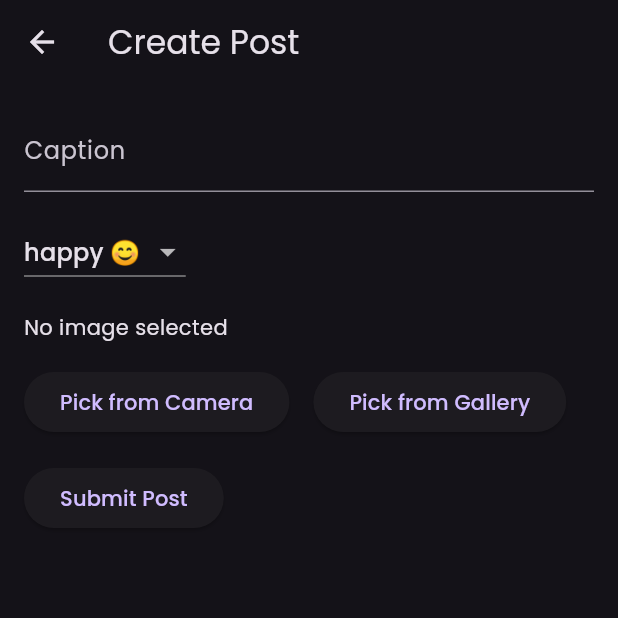
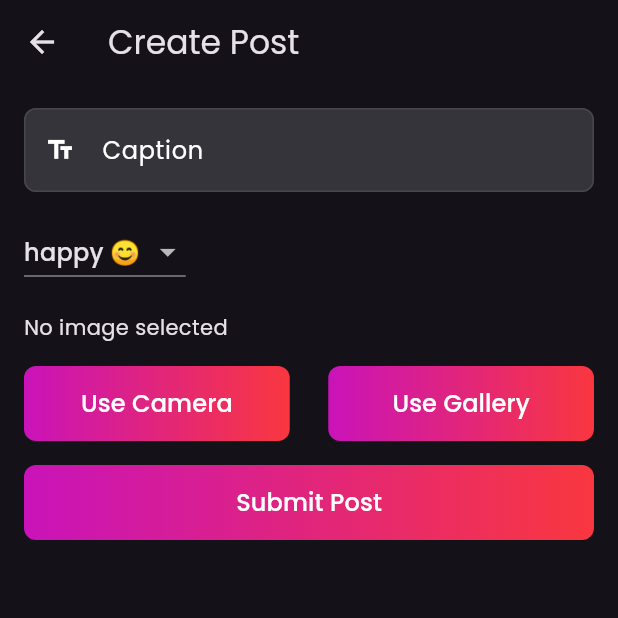
Before and after one commit to HGSChandeepa/Socially, a Flutter app: the CreateScreen screen opened directly, on a phone screen of 412 x 824 dp, the top half of it. Run offline on Flutter 3.47's test engine with Material 3 defaults, Android fonts, the phone set to English and light mode, and no system bars; our stand-ins replace cloud_firestore, firebase_auth, firebase_core, firebase_storage, go_router, google_fonts and 3 more; accounts and stored records are empty.

```diff
--- a/lib/main.dart
+++ b/lib/main.dart
@@ -25,7 +25,7 @@ class MyApp extends StatelessWidget {
         brightness: Brightness.dark,
         bottomNavigationBarTheme: const BottomNavigationBarThemeData(
           backgroundColor: Colors.transparent,
-          selectedItemColor: mainYellowColor,
+          selectedItemColor: mainOrangeColor,
           unselectedItemColor: mainWhiteColor,
         ),
       ),
--- a/lib/views/auth_views/login_screen.dart
+++ b/lib/views/auth_views/login_screen.dart
@@ -116,6 +116,7 @@ class LoginScreen extends StatelessWidget {
                     const SizedBox(height: 24),
                     ReusableButton(
                       text: 'Log in',
+                      width: MediaQuery.of(context).size.width,
                       onPressed: () async {
                         if (_formKey.currentState?.validate() ?? false) {
                           await _signInWithEmailAndPassword(context);
@@ -135,6 +136,7 @@ class LoginScreen extends StatelessWidget {
                     // Google Sign-In Button
                     ReusableButton(
                       text: 'Sign in with Google',
+                      width: MediaQuery.of(context).size.width,
                       onPressed: () => _signInWithGoogle(context),
                     ),
                     const SizedBox(height: 16),
--- a/lib/views/auth_views/register_screen.dart
+++ b/lib/views/auth_views/register_screen.dart
@@ -205,6 +205,7 @@ class _RegisterScreenState extends State<RegisterScreen> {
                       const SizedBox(height: 16),
                       ReusableButton(
                         text: 'Sign Up',
+                        width: MediaQuery.of(context).size.width,
                         onPressed: () async {
                           if (_formKey.currentState?.validate() ?? false) {
                             await _createUser(context);
--- a/lib/views/main_views/create_screen.dart
+++ b/lib/views/main_views/create_screen.dart
@@ -2,10 +2,11 @@ import 'dart:io';
 import 'package:firebase_auth/firebase_auth.dart';
 import 'package:flutter/material.dart';
 import 'package:image_picker/image_picker.dart';
-import 'package:socially/models/user_model.dart';
 import 'package:socially/services/feed/feed_service.dart';
 import 'package:socially/services/users/user_service.dart';
 import 'package:socially/utils/util_functions/mood.dart';
+import 'package:socially/widgets/reusable/custom_button.dart';
+import 'package:socially/widgets/reusable/custom_input.dart';
 
 class CreateScreen extends StatefulWidget {
   @override
@@ -92,11 +93,11 @@ class _CreateScreenState extends State<CreateScreen> {
             child: Column(
               crossAxisAlignment: CrossAxisAlignment.start,
               children: [
-                TextFormField(
+                ReusableInput(
                   controller: _captionController,
-                  decoration: const InputDecoration(
-                    labelText: 'Caption',
-                  ),
+                  labelText: 'Caption',
+                  icon: Icons.text_fields,
+                  obscureText: false,
                   validator: (value) {
                     if (value == null || value.isEmpty) {
                       return 'Please enter a caption';
@@ -133,22 +134,26 @@ class _CreateScreenState extends State<CreateScreen> {
                     : const Text('No image selected'),
                 const SizedBox(height: 16),
                 Row(
+                  mainAxisAlignment: MainAxisAlignment.spaceBetween,
                   children: [
-                    ElevatedButton(
+                    ReusableButton(
+                      text: 'Use Camera',
                       onPressed: () => _pickImage(ImageSource.camera),
-                      child: const Text('Pick from Camera'),
+                      width: MediaQuery.of(context).size.width * 0.43,
                     ),
                     const SizedBox(width: 16),
-                    ElevatedButton(
+                    ReusableButton(
+                      text: 'Use Gallery',
                       onPressed: () => _pickImage(ImageSource.gallery),
-                      child: const Text('Pick from Gallery'),
+                      width: MediaQuery.of(context).size.width * 0.43,
                     ),
                   ],
                 ),
                 const SizedBox(height: 16),
-                ElevatedButton(
+                ReusableButton(
+                  text: 'Submit Post',
                   onPressed: _submitPost,
-                  child: const Text('Submit Post'),
+                  width: MediaQuery.of(context).size.width,
                 ),
               ],
             ),
--- a/lib/widgets/reusable/custom_button.dart
+++ b/lib/widgets/reusable/custom_button.dart
@@ -3,17 +3,19 @@ import 'package:socially/utils/app_constants/colors.dart';
 
 class ReusableButton extends StatelessWidget {
   final String text;
+  final double width;
   final VoidCallback onPressed;
 
   ReusableButton({
     required this.text,
     required this.onPressed,
+    required this.width,
   });
 
   @override
   Widget build(BuildContext context) {
     return Container(
-      width: double.infinity,
+      width: width,
       height: 50,
       decoration: BoxDecoration(
         gradient: gradientColor1,
```
Also changed, not shown: lib/services/feed/feed_service.dart (+65 -0 lines), lib/views/main_views/profile_screen.dart (+9 -7 lines), lib/views/main_views/search_screen.dart (+15 -4 lines), lib/widgets/main/feed/post.dart (+55 -5 lines), lib/widgets/main/reels/add_reel.dart (+27 -11 lines), lib/widgets/main/reels/reel_widget.dart (+10 -3 lines).
